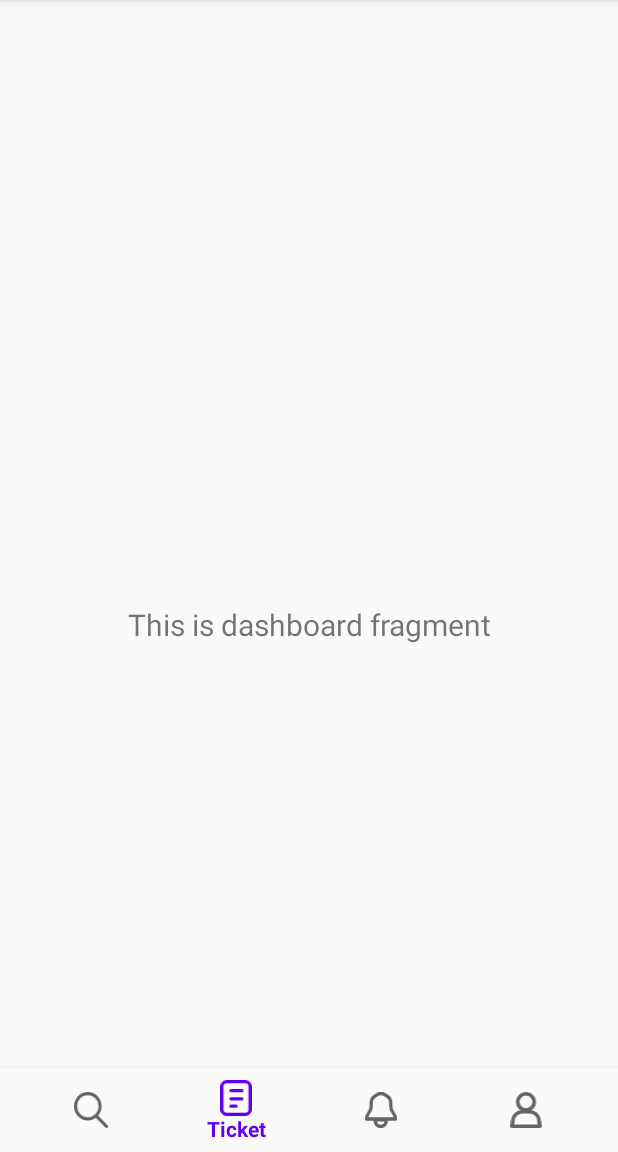
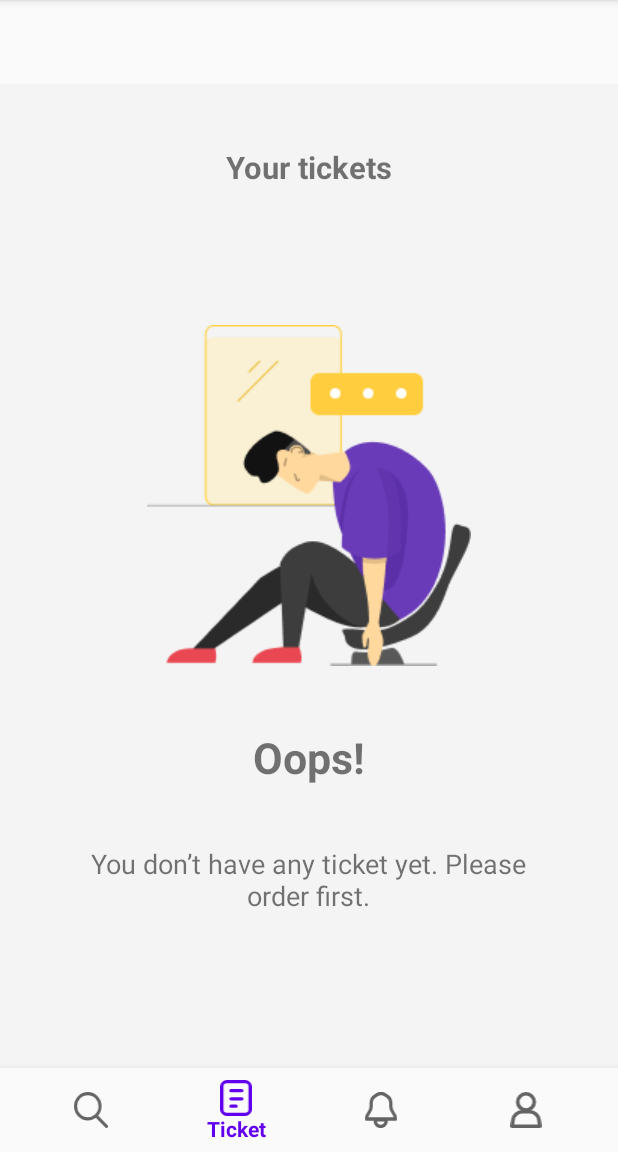
Before and after one commit to adrianginting/Final_Project_4, an Android app: the TicketFragment screen opened through its navigation route, on a phone screen of 412 x 824 dp, the part 84-1236 px from its top. Run offline under Robolectric (Android 15) with nearby library versions, the phone set to English and light mode, and no system bars; our stand-ins replace navigation-ui, sdp/ssp sizes; 2 statements that could not run were skipped.

Commit message:
Perubahan 1

```diff
--- a/app/src/main/res/drawable/card_main_menu.xml
+++ b/app/src/main/res/drawable/card_main_menu.xml
@@ -2,7 +2,7 @@
 <shape xmlns:android="http://schemas.android.com/apk/res/android">
 
     <solid
-        android:color="#FFF" />
+        android:color="#FFFFFF" />
 
     <corners
         android:radius="8dp" />
--- a/app/src/main/res/layout/fragment_ticket.xml
+++ b/app/src/main/res/layout/fragment_ticket.xml
@@ -1,22 +1,46 @@
 <?xml version="1.0" encoding="utf-8"?>
-<android.support.constraint.ConstraintLayout xmlns:android="http://schemas.android.com/apk/res/android"
+<LinearLayout xmlns:android="http://schemas.android.com/apk/res/android"
     xmlns:app="http://schemas.android.com/apk/res-auto"
     xmlns:tools="http://schemas.android.com/tools"
     android:layout_width="match_parent"
     android:layout_height="match_parent"
+    android:background="#F4F4F4"
+    android:orientation="vertical"
     tools:context=".ui.ticket.TicketFragment">
 
     <TextView
-        android:id="@+id/text_dashboard"
-        android:layout_width="match_parent"
+        android:id="@+id/text_Tiket"
+        android:layout_width="wrap_content"
         android:layout_height="wrap_content"
-        android:layout_marginStart="8dp"
-        android:layout_marginTop="8dp"
-        android:layout_marginEnd="8dp"
-        android:textAlignment="center"
-        android:textSize="20sp"
-        app:layout_constraintBottom_toBottomOf="parent"
-        app:layout_constraintEnd_toEndOf="parent"
-        app:layout_constraintStart_toStartOf="parent"
-        app:layout_constraintTop_toTopOf="parent" />
-</android.support.constraint.ConstraintLayout>
+        android:layout_gravity="center"
+        android:layout_marginTop="@dimen/_32sdp"
+        android:text="Your tickets"
+        android:textSize="@dimen/_16sdp"
+        android:textStyle="bold"/>
+
+    <ImageView
+        android:layout_width="wrap_content"
+        android:layout_height="wrap_content"
+        android:layout_marginTop="@dimen/_70sdp"
+        android:layout_gravity="center"
+        android:src="@drawable/ic_john_seat" />
+
+    <TextView
+        android:layout_width="wrap_content"
+        android:layout_height="wrap_content"
+        android:layout_gravity="center"
+        android:layout_marginTop="@dimen/_32sdp"
+        android:text="Oops!"
+        android:textSize="@dimen/_22sdp"
+        android:textStyle="bold"/>
+
+    <TextView
+        android:layout_width="@dimen/_224sdp"
+        android:layout_height="@dimen/_56sdp"
+        android:layout_gravity="center"
+        android:layout_marginTop="@dimen/_20sdp"
+        android:gravity="center"
+        android:text="You don’t have any ticket yet. Please order first."
+        android:textSize="@dimen/_14sdp"
+        android:textStyle="normal"/>
+</LinearLayout>
```
Also changed, not shown: app/src/main/res/layout/fragment_search.xml (+24 -10 lines), app/src/main/res/drawable/ic_john_seat.png (added).
